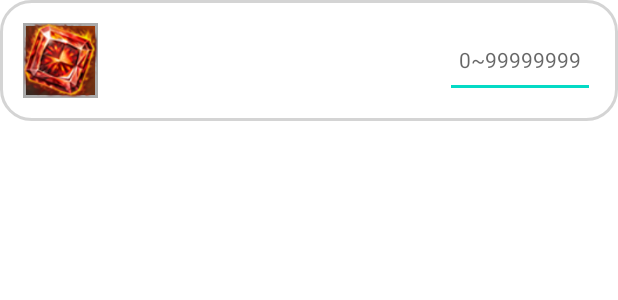
After one commit to zeratul188/LostArkUpgradeApplication, an Android app: the layout item_material.xml on its own in the app's theme, with its tools: preview values and no code run, on a phone screen of 412 x 824 dp. The commit adds this screen. Shown: the top 300 px of the screen. Run offline under Robolectric (Android 15) with nearby library versions, the phone set to English and light mode, and no system bars.

Commit message:
로스트아크 재련 시뮬레이션 Ver 1.0 (20221103 1911) Date : 20221103 1911 Name : ParkSungMin PC : MacPro
Commit Content
최초 작업 진행 중...

```diff
--- /dev/null
+++ b/app/src/main/res/layout/item_material.xml
@@ -0,0 +1,54 @@
+<?xml version="1.0" encoding="utf-8"?>
+<layout xmlns:android="http://schemas.android.com/apk/res/android"
+    xmlns:app="http://schemas.android.com/apk/res-auto">
+    <data>
+        <variable
+            name="material"
+            type="com.example.lostarkupgradeapplication.room.Material" />
+    </data>
+    <androidx.constraintlayout.widget.ConstraintLayout
+        android:layout_width="match_parent"
+        android:layout_height="wrap_content"
+        android:background="@drawable/background_item"
+        android:padding="15dp">
+        <LinearLayout
+            android:id="@+id/layoutInfo"
+            android:layout_width="match_parent"
+            android:layout_height="wrap_content"
+            android:orientation="horizontal"
+            app:layout_constraintTop_toTopOf="parent">
+
+            <ImageView
+                android:id="@+id/imgIcon"
+                android:layout_width="50dp"
+                android:layout_height="50dp"
+                android:layout_marginRight="10dp"
+                android:adjustViewBounds="true"
+                android:background="@drawable/background_relics"
+                android:src="@drawable/up1_4" />
+            <TextView
+                android:layout_width="wrap_content"
+                android:layout_height="wrap_content"
+                android:id="@+id/txtName"
+                android:text="@{material.getName()}"
+                android:textSize="16sp"
+                android:textColor="@color/text"
+                android:layout_gravity="center"
+                android:layout_marginRight="10dp"/>
+            <View
+                android:layout_width="0dp"
+                android:layout_weight="1"
+                android:layout_height="1dp"/>
+            <EditText
+                android:layout_width="100dp"
+                android:layout_height="match_parent"
+                android:id="@+id/edtCount"
+                android:text="@{material.count}"
+                android:textSize="14sp"
+                android:textColor="@color/text"
+                android:hint="0~99999999"
+                android:inputType="number"
+                android:textAlignment="center"/>
+        </LinearLayout>
+    </androidx.constraintlayout.widget.ConstraintLayout>
+</layout>
--- a/app/src/main/res/values-night/colors.xml
+++ b/app/src/main/res/values-night/colors.xml
@@ -18,6 +18,7 @@
     <color name="background_progress">#888888</color>
     <color name="upgrade_progress">#0EA1E6</color>
     <color name="upgrade_progress_background">#666666</color>
+    <color name="fab">#5f70be</color>
 
     <!-- Font Colors -->
     <color name="text">#ffffff</color>
--- a/app/src/main/res/values/colors.xml
+++ b/app/src/main/res/values/colors.xml
@@ -18,6 +18,7 @@
     <color name="background_progress">#888888</color>
     <color name="upgrade_progress">#0EA1E6</color>
     <color name="upgrade_progress_background">#cccccc</color>
+    <color name="fab">#5f70be</color>
 
     <!-- Font Colors -->
     <color name="text">#000000</color>
```
Also changed, not shown: app/src/main/java/com/example/lostarkupgradeapplication/MainViewModel.kt (+7 -1 lines), app/src/main/java/com/example/lostarkupgradeapplication/material/MaterialActivity.kt (+8 -0 lines), app/src/main/java/com/example/lostarkupgradeapplication/material/MaterialRecyclerAdapter.kt (added, +106 -0 lines), app/src/main/java/com/example/lostarkupgradeapplication/room/Material.kt (+8 -1 lines), app/src/main/res/drawable/ic_baseline_playlist_add_check_24.xml (added, +8 -0 lines), app/src/main/res/layout/activity_main.xml (+10 -0 lines), app/src/main/res/layout/activity_material.xml (+2 -11 lines), app/src/main/res/values/strings.xml (+19 -0 lines).
